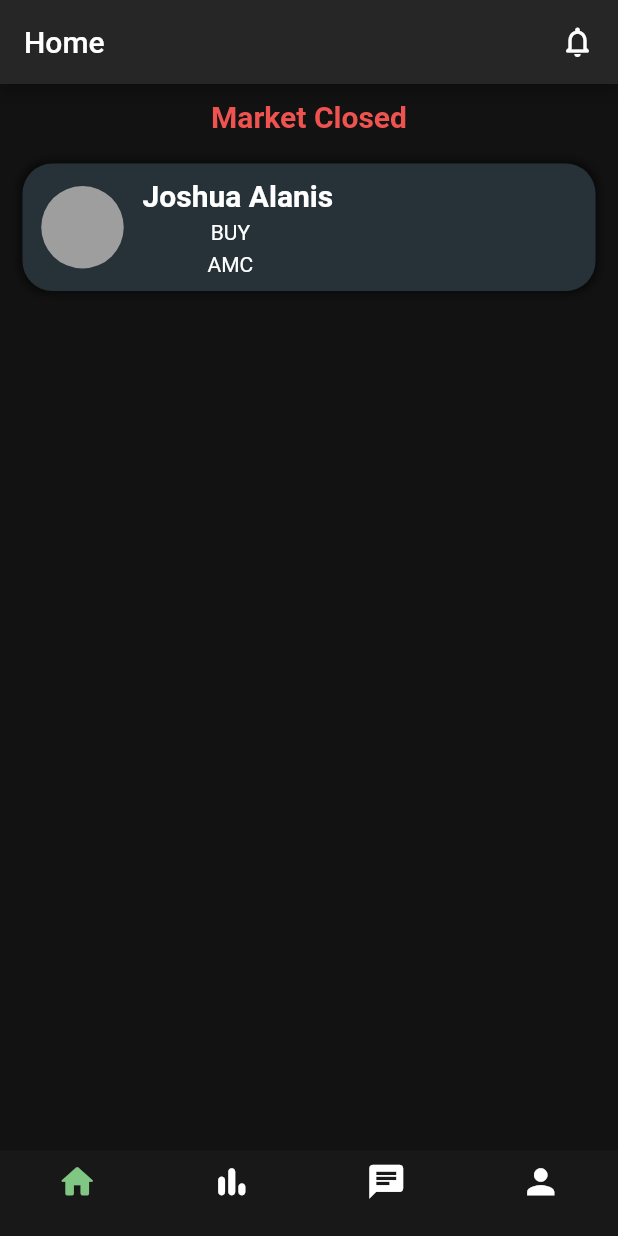
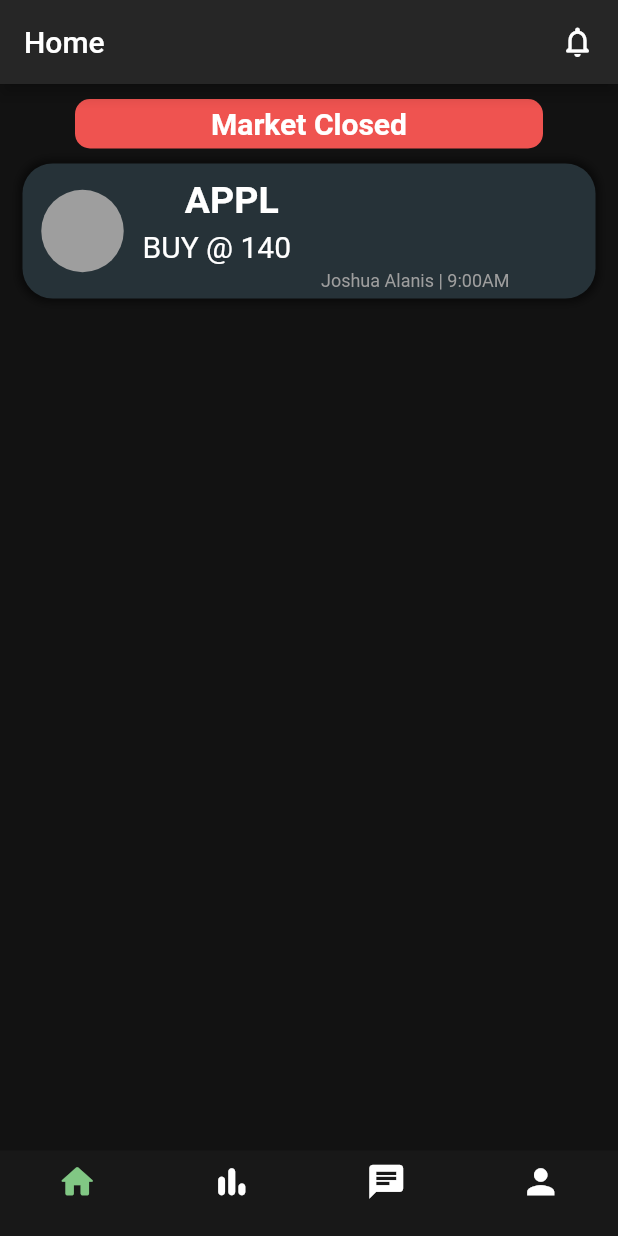
Before and after one commit to Bambalow28/StockMeUp, a Flutter app: the MainPage screen opened directly, on a phone screen of 412 x 824 dp. Run offline on Flutter 3.47's test engine with Material 2 defaults, Android fonts, the phone set to English and light mode, and no system bars.

Commit message:
Changes to the Home UI

```diff
--- a/lib/mainPages/home.dart
+++ b/lib/mainPages/home.dart
@@ -122,14 +122,19 @@ class _MainPage extends State<MainPage> {
             child: Column(
               children: <Widget>[
                 Container(
-                  padding: EdgeInsets.only(top: 10.0),
+                  padding: EdgeInsets.all(5.0),
+                  margin: EdgeInsets.only(top: 10.0, bottom: 10.0),
                   alignment: Alignment.center,
+                  width: MediaQuery.of(context).size.width - 100,
+                  decoration: BoxDecoration(
+                      color: marketStatusCheck
+                          ? Colors.green[400]
+                          : Colors.red[400],
+                      borderRadius: BorderRadius.all(Radius.circular(10.0))),
                   child: Text(
                     marketStatus,
                     style: TextStyle(
-                        color: marketStatusCheck
-                            ? Colors.green[400]
-                            : Colors.red[400],
+                        color: Colors.white,
                         fontSize: 20.0,
                         fontWeight: FontWeight.bold),
                   ),
@@ -145,8 +150,8 @@ class _MainPage extends State<MainPage> {
                             GestureDetector(
                               onTap: () => {print('Clicked')},
                               child: Container(
-                                margin: EdgeInsets.only(
-                                    top: 20.0, left: 10.0, right: 10.0),
+                                margin:
+                                    EdgeInsets.only(left: 10.0, right: 10.0),
                                 decoration: BoxDecoration(
                                   color: Colors.blueGrey[900],
                                   boxShadow: [
@@ -161,7 +166,7 @@ class _MainPage extends State<MainPage> {
                                   ),
                                 ),
                                 width: MediaQuery.of(context).size.width - 30,
-                                height: 85.0,
+                                height: 90.0,
                                 child: Row(
                                   children: <Widget>[
                                     Container(
@@ -185,36 +190,22 @@ class _MainPage extends State<MainPage> {
                                           padding: EdgeInsets.only(
                                               top: 10.0, bottom: 5.0),
                                           child: Text(
-                                            'Joshua Alanis',
+                                            'APPL',
                                             style: TextStyle(
                                                 color: Colors.white,
-                                                fontSize: 20.0,
+                                                fontSize: 25.0,
                                                 fontWeight: FontWeight.bold),
                                           ),
                                         ),
-                                        Column(
-                                          mainAxisAlignment:
-                                              MainAxisAlignment.center,
-                                          children: <Widget>[
                                         Container(
-                                              padding: EdgeInsets.only(
-                                                  left: 10.0, right: 20.0),
-                                              child: Column(
+                                          padding: EdgeInsets.only(right: 20.0),
+                                          child: Row(
                                             children: <Widget>[
                                               Container(
                                                 child: Text(
-                                                      'BUY',
+                                                  'BUY' + ' @ ' + '140',
                                                   style: TextStyle(
-                                                          color: Colors.white),
-                                                    ),
-                                                  ),
-                                                  SizedBox(
-                                                    height: 5.0,
-                                                  ),
-                                                  Container(
-                                                    child: Text(
-                                                      'AMC',
-                                                      style: TextStyle(
+                                                      fontSize: 20.0,
                                                       color: Colors.white),
                                                 ),
                                               ),
@@ -223,7 +214,15 @@ class _MainPage extends State<MainPage> {
                                         ),
                                       ],
                                     ),
-                                      ],
+                                    Container(
+                                      padding: EdgeInsets.only(
+                                          right: 5.0, bottom: 5.0),
+                                      alignment: Alignment.bottomRight,
+                                      child: Text(
+                                        'Joshua Alanis' + ' | ' + '9:00AM',
+                                        style: TextStyle(
+                                            color: Colors.grey, fontSize: 12.0),
+                                      ),
                                     ),
                                   ],
                                 ),
```
Lines whose indentation alone changed are shown as unchanged.
